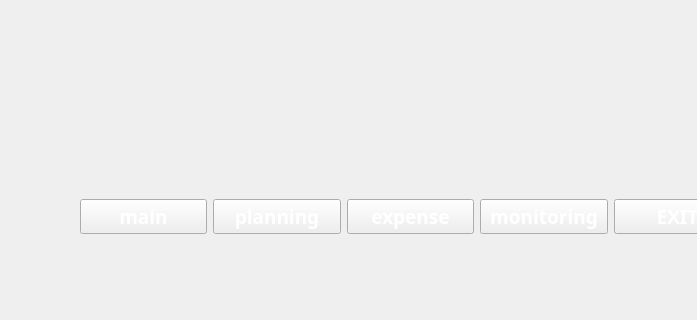
This is Backup/Complete3/mainwindow.ui in DopeorNope-Lee/Programming02-team6 as Qt 5 draws it before an edit; both pictures show x 130 to 827 and y 319 to 639 of the 1054 by 639 pixel window. The edited form follows.
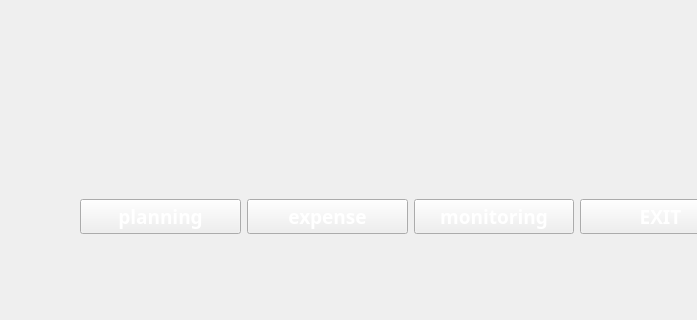
This is the edited form. Icons and pictures are not drawn.

Diff of the .ui file:
```diff
--- a/Backup/Complete3/mainwindow.ui
+++ b/Backup/Complete3/mainwindow.ui
@@ -77,24 +77,6 @@
      </rect>
     </property>
     <layout class="QHBoxLayout" name="horizontalLayout">
-     <item>
-      <widget class="QPushButton" name="mainhome">
-       <property name="font">
-        <font>
-         <family>Agency FB</family>
-         <pointsize>14</pointsize>
-         <weight>75</weight>
-         <bold>true</bold>
-        </font>
-       </property>
-       <property name="styleSheet">
-        <string notr="true">color: white</string>
-       </property>
-       <property name="text">
-        <string>main</string>
-       </property>
-      </widget>
-     </item>
      <item>
       <widget class="QPushButton" name="planning">
        <property name="font">
```
